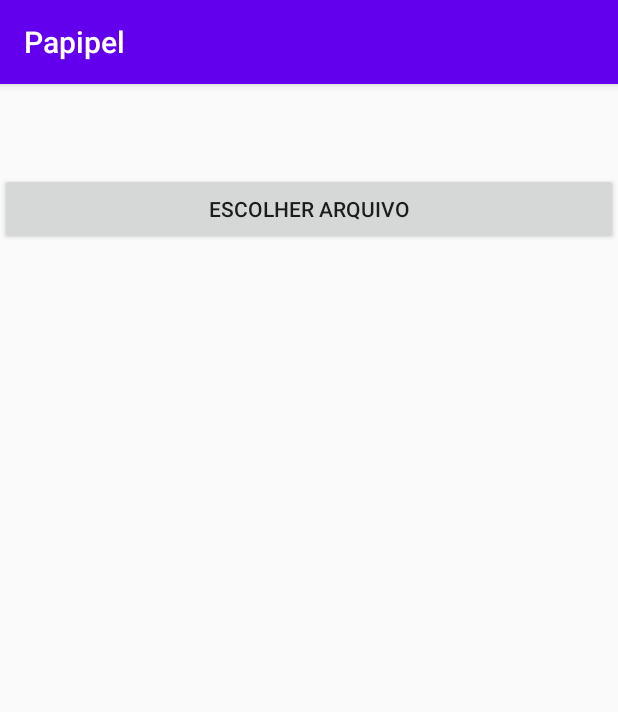
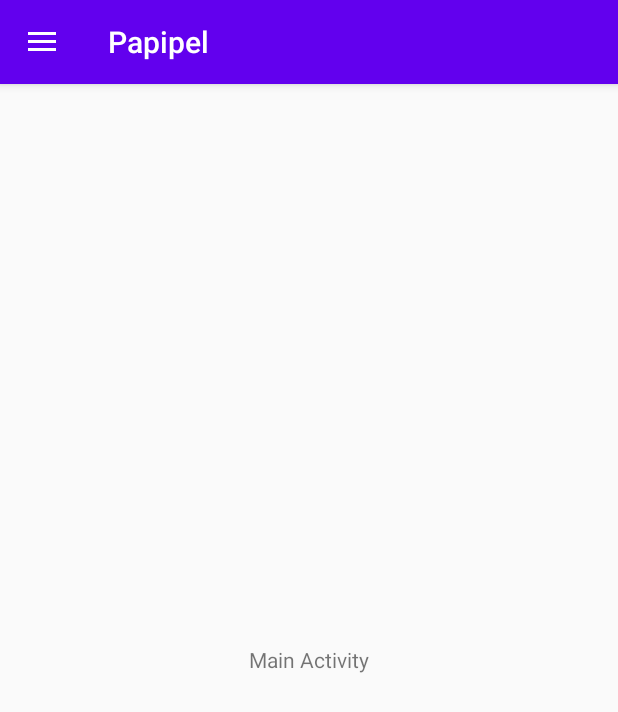
Before and after one commit to vitoraoki/Papipel, an Android app: the screen it shows after launch (MainActivity), on a phone screen of 412 x 824 dp. Shown: the top 712 px of the screen. Run offline under Robolectric (Android 15) with nearby library versions, the phone set to English and light mode, and no system bars.

Commit message:
Created a menu in main activity and activity to show list of products

```diff
--- a/app/build.gradle
+++ b/app/build.gradle
@@ -31,6 +31,7 @@ dependencies {
     implementation 'androidx.appcompat:appcompat:1.1.0'
     implementation 'androidx.constraintlayout:constraintlayout:1.1.3'
     implementation 'com.google.android.gms:play-services-maps:17.0.0'
+    implementation 'com.google.android.material:material:1.1.0'
     testImplementation 'junit:junit:4.12'
     androidTestImplementation 'androidx.test.ext:junit:1.1.1'
     androidTestImplementation 'androidx.test.espresso:espresso-core:3.2.0'
--- a/app/src/main/java/com/example/papipel/Views/MainActivity.kt
+++ b/app/src/main/java/com/example/papipel/Views/MainActivity.kt
@@ -3,18 +3,25 @@ package com.example.papipel.Views
 import android.app.Activity
 import android.content.Intent
 import android.os.Bundle
+import android.view.MenuItem
 import android.view.View
 import android.widget.Toast
+import androidx.appcompat.app.ActionBarDrawerToggle
 import androidx.appcompat.app.AppCompatActivity
+import androidx.appcompat.widget.Toolbar
+import androidx.core.view.GravityCompat
 import com.example.papipel.Adapter.ProductsListAdapter
 import com.example.papipel.Database.DatabaseProducts
 import com.example.papipel.Models.Product
+import com.example.papipel.R
 import com.example.papipel.R.layout
+import com.google.android.material.navigation.NavigationView
 import kotlinx.android.synthetic.main.activity_main.*
 import java.io.BufferedReader
 import java.io.InputStreamReader
 
-class MainActivity : AppCompatActivity(), View.OnClickListener {
+class MainActivity : AppCompatActivity(), View.OnClickListener,
+    NavigationView.OnNavigationItemSelectedListener {
 
     private val requestCode = 1
     private lateinit var path: String
@@ -27,20 +34,50 @@ class MainActivity : AppCompatActivity(), View.OnClickListener {
         // Set listeners
         setButtonsListeners()
 
-        inflateProductsList()
+        // Create the toolbar with the navigation drawer to have a menu
+        setSupportActionBar(toolbar as Toolbar?)
+        val togle = ActionBarDrawerToggle(this, drawer_layout,
+            toolbar as Toolbar?, R.string.nav_open_drawer, R.string.nav_close_drawer)
+        drawer_layout.addDrawerListener(togle)
+        togle.syncState()
+
+        // Make the menu clickable and deal with the click actions
+        nav_view.bringToFront()
+        nav_view.setNavigationItemSelectedListener(this)
+    }
+
+    override fun onBackPressed() {
+
+        // Close just the navigation drawer when back button is pressed
+        if (drawer_layout.isDrawerOpen(GravityCompat.START)) {
+            drawer_layout.closeDrawer(GravityCompat.START)
+        } else {
+            super.onBackPressed()
+        }
+    }
+
+    // Deal with the click on the navigation drawer buttons
+    override fun onNavigationItemSelected(item: MenuItem): Boolean {
+
+        if (item.itemId == R.id.update_products_list) {
+            startFileChooser()
+        } else if (item.itemId == R.id.activity_products_list) {
+            val intent = Intent(this, ProductsListActivity::class.java)
+            startActivity(intent)
+        } else if (item.itemId == R.id.activity_orders_list) {
+            Toast.makeText(this, "Em breve", Toast.LENGTH_SHORT).show()
+        }
+
+        // Close the drawer after the button is clicked and unselect all the items
+        drawer_layout.closeDrawer(GravityCompat.START)
+        return true
     }
 
     private fun setButtonsListeners() {
-        openFileChooser.setOnClickListener(this)
     }
 
     override fun onClick(v: View) {
         val id = v.id
-
-        // Open file chooser to choose the csv file to update or create the list of products
-        if (id == openFileChooser.id) {
-            startFileChooser()
-        }
     }
 
     // Start the Intent with the file chooser
@@ -57,36 +94,6 @@ class MainActivity : AppCompatActivity(), View.OnClickListener {
         //        intent.setAction(Intent.ACTION_OPEN_DOCUMENT_TREE)
 //        intent.putExtra("android.content.extra.SHOW_ADVANCED", true)
 //        startActivityForResult(intent, 2)
-    }
-
-    // Get the csv file and create a list of products with the data
-    private fun csvToProductList(data: Intent?) : MutableList<Product>? {
-
-        try {
-            // Read the csv file
-            var inputStream = contentResolver.openInputStream(data!!.data!!)
-            var reader = BufferedReader(InputStreamReader(inputStream)).lineSequence().iterator()
-
-            // Put the data from the csv file in a list of Products
-            var products = mutableListOf<Product>()
-
-            // Remove the first line that it is the header
-            reader.next()
-
-            // Get the products from the csv file and append in the list of products objects
-            reader.forEach { line ->
-                val product = line.split(",")
-                products.add(
-                    Product(
-                        product.get(0), product.get(1), product.get(2), product.get(3).toDouble(),
-                        product.get(4).toInt(), product.get(5)
-                    )
-                )
-            }
-            return products
-        } catch (e: Exception) {
-            return null
-        }
     }
 
     // Override the function to deal with the file chosen
@@ -106,7 +113,6 @@ class MainActivity : AppCompatActivity(), View.OnClickListener {
                 if (result) {
                     message = "Banco de dados atualizado"
                     Toast.makeText(this, message, Toast.LENGTH_SHORT).show()
-                    inflateProductsList()
                 } else {
                     message = "Erro ao atualizar o banco de dados. Tente novamente"
                     Toast.makeText(this, message, Toast.LENGTH_SHORT).show()
@@ -118,18 +124,33 @@ class MainActivity : AppCompatActivity(), View.OnClickListener {
         }
     }
 
-    // Inflate the list of products
-    fun inflateProductsList() {
+    // Get the csv file and create a list of products with the data
+    private fun csvToProductList(data: Intent?) : MutableList<Product>? {
 
-        // Get the list of products from database
-        val products = databaseProducts.getProductsOrderedByQuantity()
+        try {
+            // Read the csv file
+            var inputStream = contentResolver.openInputStream(data!!.data!!)
+            var reader = BufferedReader(InputStreamReader(inputStream)).lineSequence().iterator()
 
-        // Inflate the listview with the products
-        val productsListAdapter = ProductsListAdapter(
-            this,
-            layout.products_list_row,
-            products
-        )
-        productsList.adapter = productsListAdapter
+            // Put the data from the csv file in a list of Products
+            var products = mutableListOf<Product>()
+
+            // Remove the first line that it is the header_navigation_drawer
+            reader.next()
+
+            // Get the products from the csv file and append in the list of products objects
+            reader.forEach { line ->
+                val product = line.split(",")
+                products.add(
+                    Product(
+                        product.get(0), product.get(1), product.get(2), product.get(3).toDouble(),
+                        product.get(4).toInt(), product.get(5)
+                    )
+                )
+            }
+            return products
+        } catch (e: Exception) {
+            return null
+        }
     }
 }
--- /dev/null
+++ b/app/src/main/res/drawable/ic_import.xml
@@ -0,0 +1,10 @@
+<vector xmlns:android="http://schemas.android.com/apk/res/android"
+    android:width="24dp"
+    android:height="24dp"
+    android:viewportWidth="24"
+    android:viewportHeight="24"
+    android:tint="?attr/colorControlNormal">
+  <path
+      android:fillColor="@android:color/white"
+      android:pathData="M9,3L5,6.99h3L8,14h2L10,6.99h3L9,3zM16,17.01L16,10h-2v7.01h-3L15,21l4,-3.99h-3z"/>
+</vector>
--- /dev/null
+++ b/app/src/main/res/drawable/ic_list.xml
@@ -0,0 +1,10 @@
+<vector xmlns:android="http://schemas.android.com/apk/res/android"
+    android:width="24dp"
+    android:height="24dp"
+    android:viewportWidth="24"
+    android:viewportHeight="24"
+    android:tint="?attr/colorControlNormal">
+  <path
+      android:fillColor="@android:color/white"
+      android:pathData="M3,13h2v-2L3,11v2zM3,17h2v-2L3,15v2zM3,9h2L5,7L3,7v2zM7,13h14v-2L7,11v2zM7,17h14v-2L7,15v2zM7,7v2h14L21,7L7,7z"/>
+</vector>
--- a/app/src/main/res/layout/activity_main.xml
+++ b/app/src/main/res/layout/activity_main.xml
@@ -1,40 +1,46 @@
 <?xml version="1.0" encoding="utf-8"?>
-<LinearLayout
-    xmlns:android="http://schemas.android.com/apk/res/android"
+<androidx.drawerlayout.widget.DrawerLayout xmlns:android="http://schemas.android.com/apk/res/android"
     xmlns:app="http://schemas.android.com/apk/res-auto"
     xmlns:tools="http://schemas.android.com/tools"
+    android:id="@+id/drawer_layout"
     android:layout_width="match_parent"
     android:layout_height="match_parent"
+    android:fitsSystemWindows="true"
+    android:orientation="vertical"
     tools:context=".Views.MainActivity"
-    android:orientation="vertical">
+    tools:openDrawer="start">
 
-    <TextView
-        android:id="@+id/filePath"
-        android:padding="20dp"
-        android:layout_width="match_parent"
-        android:layout_height="wrap_content"
-        android:gravity="center"
-        app:layout_constraintBottom_toBottomOf="parent"
-        app:layout_constraintLeft_toLeftOf="parent"
-        app:layout_constraintRight_toRightOf="parent"
-        app:layout_constraintTop_toTopOf="parent" />
-
-    <Button
-        android:id="@+id/openFileChooser"
-        android:layout_width="match_parent"
-        android:layout_height="wrap_content"
-        android:text="Escolher Arquivo"
-        />
+    <com.google.android.material.navigation.NavigationView
+        android:id="@+id/nav_view"
+        android:layout_width="wrap_content"
+        android:layout_height="match_parent"
+        android:layout_gravity="start"
+        app:headerLayout="@layout/header_navigation_drawer"
+        app:menu="@menu/main_menu" />
 
     <LinearLayout
         android:layout_width="match_parent"
-        android:layout_height="wrap_content"
-        android:orientation="vertical">
+        android:layout_height="match_parent"
+        android:orientation="vertical"
+        tools:context=".Views.MainActivity">
 
-        <ListView
-            android:id="@+id/productsList"
+        <include
+            android:id="@+id/toolbar"
+            layout="@layout/toolbar" />
+
+        <TextView
+            android:id="@+id/file_path"
             android:layout_width="match_parent"
-            android:layout_height="match_parent"/>
+            android:layout_height="match_parent"
+            android:gravity="center"
+            android:padding="20dp"
+            android:text="Main Activity"
+            app:layout_constraintBottom_toBottomOf="parent"
+            app:layout_constraintLeft_toLeftOf="parent"
+            app:layout_constraintRight_toRightOf="parent"
+            app:layout_constraintTop_toTopOf="parent" />
+
+
     </LinearLayout>
 
-</LinearLayout>
+</androidx.drawerlayout.widget.DrawerLayout>
--- /dev/null
+++ b/app/src/main/res/layout/toolbar.xml
@@ -0,0 +1,9 @@
+<?xml version="1.0" encoding="utf-8"?>
+<androidx.appcompat.widget.Toolbar xmlns:android="http://schemas.android.com/apk/res/android"
+    android:layout_width="match_parent"
+    android:layout_height="wrap_content"
+    android:background="@color/colorPrimary"
+    android:elevation="4dp"
+    android:theme="@style/ThemeOverlay.AppCompat.Dark.ActionBar">
+
+</androidx.appcompat.widget.Toolbar>
--- /dev/null
+++ b/app/src/main/res/menu/main_menu.xml
@@ -0,0 +1,21 @@
+<?xml version="1.0" encoding="utf-8"?>
+<menu xmlns:android="http://schemas.android.com/apk/res/android">
+
+    <group android:checkableBehavior="none">
+        <item
+            android:id="@+id/update_products_list"
+            android:icon="@drawable/ic_import"
+            android:title="Atualizar lista de produtos" />
+
+        <item
+            android:id="@+id/activity_products_list"
+            android:icon="@drawable/ic_list"
+            android:title="Lista de produtos" />
+
+        <item
+            android:id="@+id/activity_orders_list"
+            android:icon="@drawable/ic_list"
+            android:title="Lista de vendas" />
+    </group>
+
+</menu>
--- a/app/src/main/res/values/strings.xml
+++ b/app/src/main/res/values/strings.xml
@@ -1,4 +1,6 @@
 <resources>
     <string name="app_name">Papipel</string>
     <string name="title_activity_maps">Map</string>
+    <string name="nav_open_drawer">Open the navigation drawer</string>
+    <string name="nav_close_drawer">Close the navigation drawer</string>
 </resources>
--- a/app/src/main/res/values/styles.xml
+++ b/app/src/main/res/values/styles.xml
@@ -7,4 +7,11 @@
         <item name="colorAccent">@color/colorAccent</item>
     </style>
 
+    <style name="Main.AppTheme" parent="Theme.AppCompat.Light.NoActionBar">
+        <!-- Customize your theme here. -->
+        <item name="colorPrimary">@color/colorPrimary</item>
+        <item name="colorPrimaryDark">@color/colorPrimaryDark</item>
+        <item name="colorAccent">@color/colorAccent</item>
+    </style>
+
 </resources>
```
Also changed, not shown: app/src/main/AndroidManifest.xml (+4 -3 lines), app/src/main/java/com/example/papipel/Adapter/ProductsListAdapter.kt (+5 -5 lines), app/src/main/java/com/example/papipel/Views/ProductsListActivity.kt (added, +45 -0 lines), app/src/main/res/layout/activity_products_list.xml (added, +14 -0 lines), app/src/main/res/layout/header_navigation_drawer.xml (added, +18 -0 lines), app/src/main/res/layout/products_list_row.xml (+24 -25 lines).
